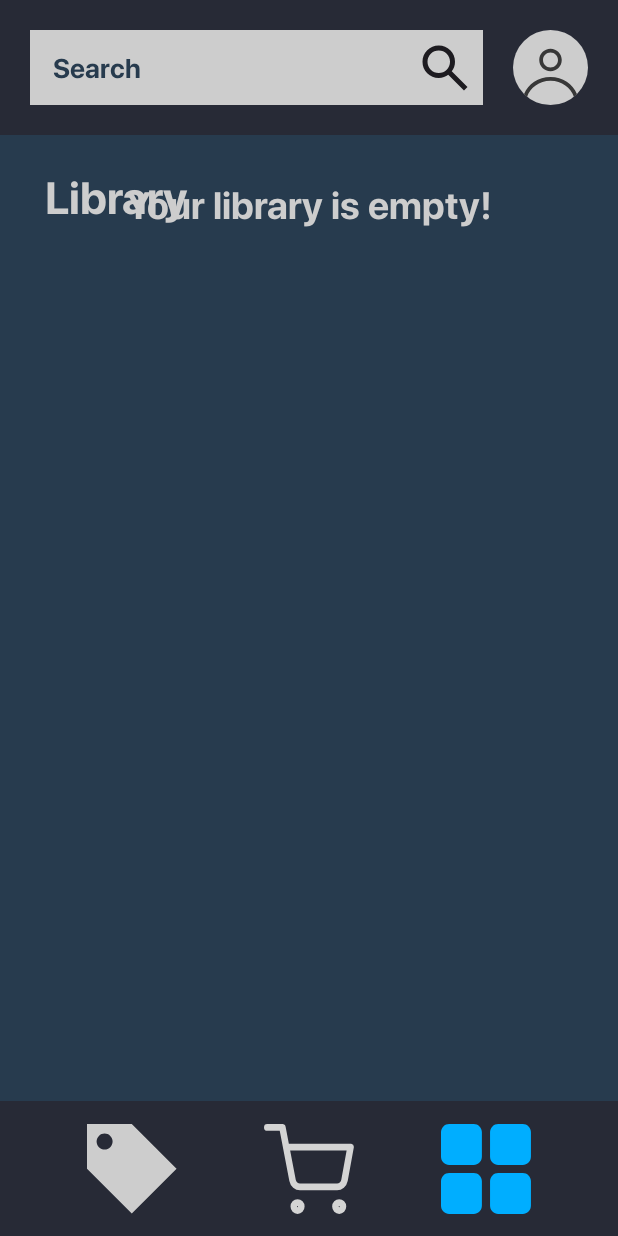
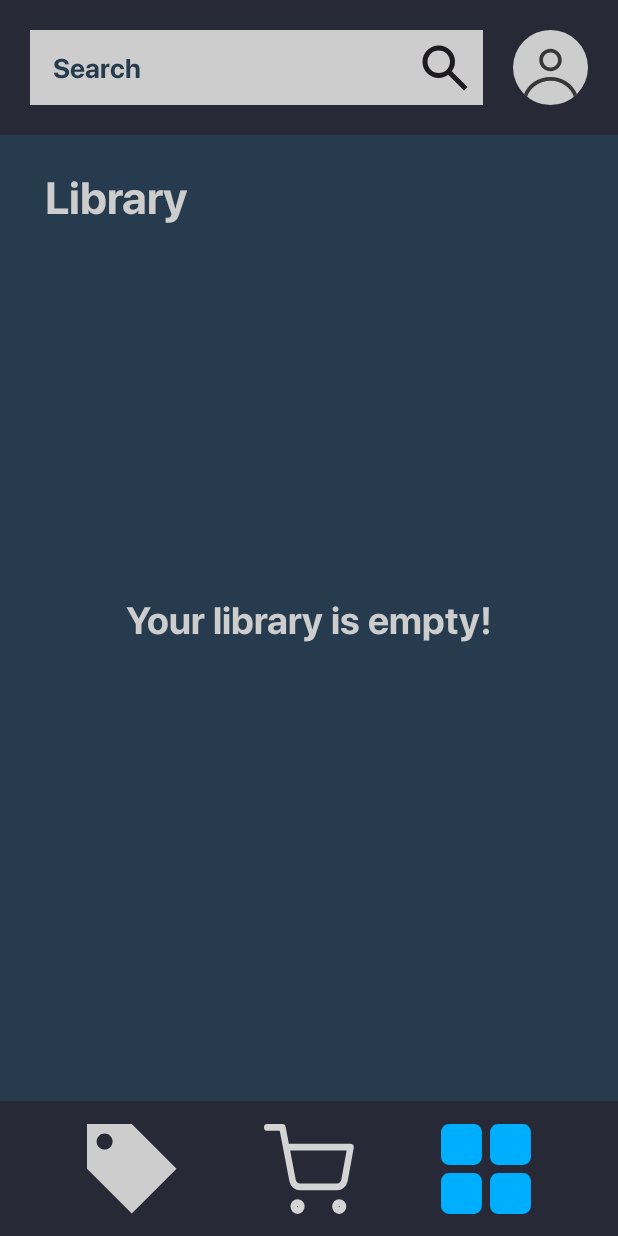
Before and after one commit to Abner0810/Ponchos_Rojos, an Android app: the screen it shows after launch once a user with an empty profile is signed in (activity_library), after a tap on an icon or button, on a phone screen of 412 x 824 dp. Run offline under Robolectric (Android 15) with nearby library versions, the phone set to English and light mode, and no system bars; our stand-ins replace Firebase (no records; nobody signed in at launch, a user with empty details on screens opened directly).

Commit message:
eliminar datos de libreria, carrito y botones al cambiar de usuario, correccion de bugs dentro de library

```diff
--- a/app/src/main/assets/games.json
+++ b/app/src/main/assets/games.json
@@ -96,7 +96,7 @@
     "releasedDate": "18 Jun 2020",
     "description": "Experience a gripping psychological thriller filled with innumerable twists and turns. The hunt is on for a murderer known only as the Origami Killer. Four characters, each following their own leads, must take part in a desperate attempt to prevent the killer from claiming a new victim.",
     "url": "https://youtu.be/tDt1lDvfttg?si=EzKBISOBx_bKGjmU",
-    "tags": ["Interactive Fiction", "Adventure", "Thriller", "Mystery"],
+    "tags": ["Interactive Fiction", "Thriller", "Mystery"],
     "imageName": "heavy_rain_image",
     "price": "15.99",
     "so": "Windows 7 or later (64-bit)",
@@ -114,7 +114,7 @@
     "releasedDate": "18 Jun 2020",
     "description": "Detroit: Become Human puts the destiny of both mankind and androids in your hands, taking you to a near future where machines have become more intelligent than humans. Every choice you make affects the outcome of the game, with one of the most intricately branching narratives ever created.",
     "url": "https://youtu.be/LAnCOqNXeqE?si=rItPkGrBclIzzKWa",
-    "tags": ["Futuristic", "Sci-Fi", "Choices Matter", "Narrative", "Adventure"],
+    "tags": ["Futuristic", "Sci-Fi", "Choices Matter", "Narrative"],
     "imageName": "detroit_become_human_image",
     "price": "31.99",
     "so": "Windows 10 (64 bit)",
--- a/app/src/main/java/com/example/ponchos_rojos/pagar.kt
+++ b/app/src/main/java/com/example/ponchos_rojos/pagar.kt
@@ -59,7 +59,6 @@ class PagarActivity : AppCompatActivity() {
             override fun onItemSelected(
                 parent: AdapterView<*>?, view: View?, position: Int, id: Long
             ) {
-                val seleccionado = pagos[position]
             }
 
             override fun onNothingSelected(parent: AdapterView<*>?) {
@@ -69,7 +68,6 @@ class PagarActivity : AppCompatActivity() {
             override fun onItemSelected(
                 parent: AdapterView<*>?, view: View?, position: Int, id: Long
             ) {
-                val seleccionado_mes = meses[position]
             }
 
             override fun onNothingSelected(parent: AdapterView<*>?) {
@@ -79,7 +77,6 @@ class PagarActivity : AppCompatActivity() {
             override fun onItemSelected(
                 parent: AdapterView<*>?, view: View?, position: Int, id: Long
             ) {
-                val seleccionado_año = anios[position]
             }
 
             override fun onNothingSelected(parent: AdapterView<*>?) {
@@ -208,7 +205,7 @@ class PagarActivity : AppCompatActivity() {
     private fun cardVerification():Boolean{
         var cardNumber = binding.rellenarTarjeta.text.toString()
 
-        if(cardNumber.length < 16){
+        if(cardNumber.length != 16){
 
             return false
 
--- a/app/src/main/res/layout/activity_library.xml
+++ b/app/src/main/res/layout/activity_library.xml
@@ -122,23 +122,25 @@
                 app:layout_constraintBottom_toBottomOf="parent"
                 />
 
-            <TextView
-                android:id="@+id/yourLibrary_isempty_title"
-                android:layout_width="wrap_content"
-                android:layout_height="wrap_content"
-                android:text="@string/your_library_is_empty_title"
-                android:textSize="25sp"
-                android:fontFamily="@font/sf_pro_bold"
-                android:textColor="@color/grayWhite"
-                android:visibility="gone"
-                app:layout_constraintTop_toTopOf="@id/library_recycler_games_container"
-                app:layout_constraintBottom_toBottomOf="@id/library_recycler_games_container"
-                app:layout_constraintStart_toStartOf="@id/library_recycler_games_container"
-                app:layout_constraintEnd_toEndOf="@id/library_recycler_games_container" />
 
         </androidx.constraintlayout.widget.ConstraintLayout>
 
     </androidx.core.widget.NestedScrollView>
+
+    <TextView
+        android:id="@+id/yourLibrary_isempty_title"
+        android:layout_width="wrap_content"
+        android:layout_height="wrap_content"
+        android:text="@string/your_library_is_empty_title"
+        android:textSize="25sp"
+        android:fontFamily="@font/sf_pro_bold"
+        android:textColor="@color/grayWhite"
+        android:visibility="invisible"
+        app:layout_constraintTop_toTopOf="parent"
+        app:layout_constraintBottom_toBottomOf="parent"
+        app:layout_constraintStart_toStartOf="parent"
+        app:layout_constraintEnd_toEndOf="parent" />
+
 
     <androidx.constraintlayout.widget.ConstraintLayout
         android:id="@+id/bottom_bar"
```
Also changed, not shown: app/src/main/java/com/example/ponchos_rojos/activity_gameInfo.kt (+4 -83 lines), app/src/main/java/com/example/ponchos_rojos/adapters/AdapterRecyclerTags.kt (+8 -7 lines), app/src/main/java/com/example/ponchos_rojos/perfil.kt (+21 -0 lines).
